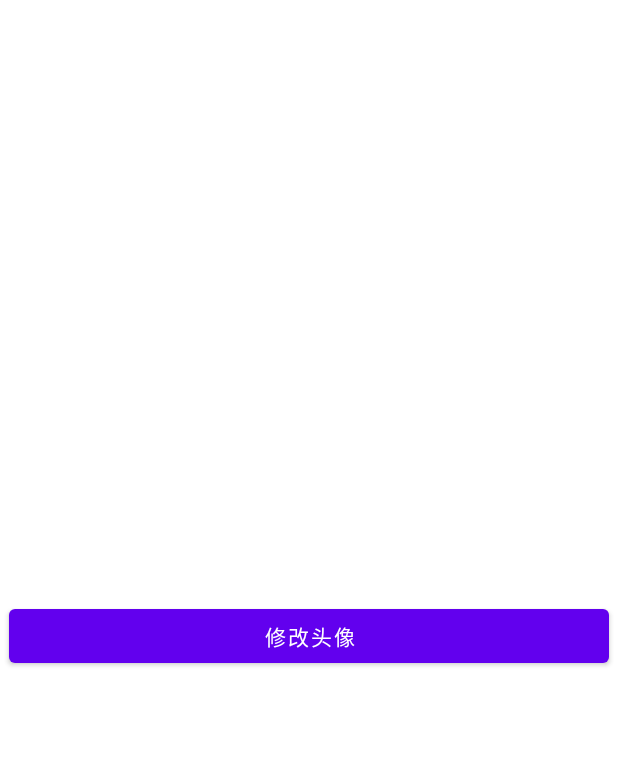
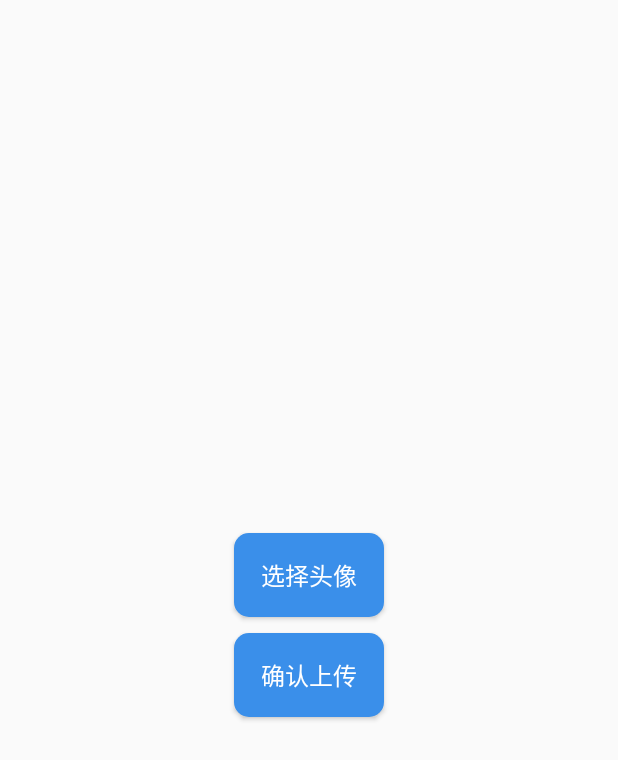
Before and after one commit to gaga666/android_test, an Android app: the ChangeAvatarActivity screen opened directly, with no data from a screen before it, on a phone screen of 412 x 824 dp. Shown: the top 760 px of the screen. Run offline under Robolectric (Android 15) with nearby library versions, the phone set to English and light mode, and no system bars; libraries missing offline, so code that uses them is left out: com.yalantis.ucrop; network calls fail; pictures from the network do not load.

Commit message:
Update: 更换头像

```diff
--- a/app/build.gradle
+++ b/app/build.gradle
@@ -93,4 +93,7 @@ dependencies {
     implementation 'org.apache.commons:commons-lang3:3.12.0'
 
     implementation 'com.github.wangfeng19930909:DragFloatingActionButton:1.0.1'
+
+    // uCrop: https://github.com/Yalantis/uCrop
+    implementation 'com.github.yalantis:ucrop:2.2.6'
 }
--- a/app/src/main/java/com/example/charge/changeavatar/ChangeAvatarActivity.java
+++ b/app/src/main/java/com/example/charge/changeavatar/ChangeAvatarActivity.java
@@ -1,21 +1,26 @@
 package com.example.charge.changeavatar;
 
-import android.annotation.SuppressLint;
+import android.Manifest;
 import android.content.ContentResolver;
+import android.content.DialogInterface;
 import android.content.Intent;
 import android.net.Uri;
 import android.os.Build;
 import android.os.Bundle;
 import android.os.FileUtils;
-import android.provider.MediaStore;
 import android.view.View;
 import android.webkit.MimeTypeMap;
-import android.widget.Button;
 import android.widget.ImageView;
 import android.widget.Toast;
 
+import androidx.activity.result.ActivityResult;
+import androidx.activity.result.ActivityResultCallback;
+import androidx.activity.result.ActivityResultLauncher;
+import androidx.activity.result.contract.ActivityResultContracts;
 import androidx.annotation.NonNull;
 import androidx.annotation.RequiresApi;
+import androidx.appcompat.app.AlertDialog;
+import androidx.core.content.FileProvider;
 
 import com.example.charge.BaseActivity;
 import com.example.charge.R;
@@ -26,6 +31,7 @@ import com.example.charge.api.exception.ApiException;
 import com.example.charge.api.model.dto.ImageInfo;
 import com.example.charge.api.model.dto.UserInfo;
 import com.example.charge.utils.LogUtils;
+import com.yalantis.ucrop.UCrop;
 
 import java.io.File;
 import java.io.FileOutputStream;
@@ -33,57 +39,153 @@ import java.io.IOException;
 import java.io.InputStream;
 
 public class ChangeAvatarActivity extends BaseActivity {
-    protected static final int CHOOSE_PICTURE = 0;
-    protected static final int TAKE_PICTURE = 1;
-    private static final int CROP_SMALL_PICTURE = 2;
+
     private static final String TAG = ChangeAvatarActivity.class.getName();
-    protected static Uri tempUri;
-    Button use_change;
-    ImageView use_image;
+
+    private ActivityResultLauncher<String> mReqPermissionLauncher;
+    private ActivityResultLauncher<String> mGetContentLauncher;
+    private ActivityResultLauncher<Uri> mTakePictureLauncher;
+    private ActivityResultLauncher<Intent> mStartActivityLauncher;
+
+    private File mCropCacheFile;
+    private File mCameraCacheFile;
+
+    private ImageView mAvatarIV;
 
     @Override
     protected void onCreate(Bundle savedInstanceState) {
         super.onCreate(savedInstanceState);
-        setContentView(R.layout.activity_uses_head);
-        use_image = findViewById(R.id.use_image);
-        use_change = findViewById(R.id.use_change);
-        use_change.setOnClickListener(new View.OnClickListener() {
+        setContentView(R.layout.activity_change_avatar);
+
+        mAvatarIV = findViewById(R.id.avatar_preview);
+        findViewById(R.id.select_avatar).setOnClickListener(new View.OnClickListener() {
+            @Override
+            public void onClick(View v) {
+                showChooseDialog();
+            }
+        });
+        findViewById(R.id.upload_avatar).setOnClickListener(new View.OnClickListener() {
+            @RequiresApi(api = Build.VERSION_CODES.Q)
             @Override
             public void onClick(View view) {
-//                 showChoosePicDialog(view);
-                Intent intent = new Intent(Intent.ACTION_PICK,null);
-                intent.setDataAndType(MediaStore.Images.Media.EXTERNAL_CONTENT_URI,"image/*");
-                startActivityForResult(intent, 2);
+                if (mCropCacheFile != null && mCropCacheFile.exists()) {
+                    uploadAvatar();
+                } else {
+                    Toast.makeText(ChangeAvatarActivity.this, "请先选择头像", Toast.LENGTH_SHORT).show();
+                }
             }
         });
+
+        mGetContentLauncher = registerForActivityResult(new ActivityResultContracts.GetContent(),
+                new ActivityResultCallback<Uri>() {
+                    @Override
+                    public void onActivityResult(Uri uri) {
+                        startUCrop(uri);
+                    }
+                });
+        mReqPermissionLauncher = registerForActivityResult(new ActivityResultContracts.RequestPermission(),
+                new ActivityResultCallback<Boolean>() {
+                    @Override
+                    public void onActivityResult(Boolean isGranted) {
+                        if (isGranted) {
+                            // 授权后打开相机拍照
+                            mCameraCacheFile = new File(getCacheDir(), "camera_cache_file.jpg");
+                            String authority = "com.example.charge.fileprovider";
+                            Uri uri = FileProvider.getUriForFile(ChangeAvatarActivity.this, authority, mCameraCacheFile);
+                            mTakePictureLauncher.launch(uri);
+                        }
+                    }
+                });
+        mTakePictureLauncher = registerForActivityResult(new ActivityResultContracts.TakePicture(),
+                new ActivityResultCallback<Boolean>() {
+                    @Override
+                    public void onActivityResult(Boolean success) {
+                        if (success) {
+                            String authority = "com.example.charge.fileprovider";
+                            Uri uri = FileProvider.getUriForFile(ChangeAvatarActivity.this, authority, mCameraCacheFile);
+                            startUCrop(uri);
+                        }
+                    }
+                });
+        mStartActivityLauncher = registerForActivityResult(new ActivityResultContracts.StartActivityForResult(),
+                new ActivityResultCallback<ActivityResult>() {
+                    @Override
+                    public void onActivityResult(ActivityResult result) {
+                        if (result.getResultCode() == RESULT_OK) {
+                            final Uri resultUri = UCrop.getOutput(result.getData());
+                            mAvatarIV.setImageURI(resultUri);
+                        } else if (result.getResultCode() == UCrop.RESULT_ERROR) {
+                            final Throwable cropError = UCrop.getError(result.getData());
+                        }
+                    }
+                });
     }
 
-    @RequiresApi(api = Build.VERSION_CODES.Q)
-    @SuppressLint("MissingSuperCall")
-    @Override
-    protected void onActivityResult(int requestCode, int resultCode, Intent data) {
-        if (requestCode == 2) {
-           if (data != null){
-               Uri uri = data.getData();
-               use_image.setImageURI(uri);
-               // 上传
-               changeAvatar(uri);
-           }
-        }
+    /**
+     * 裁剪图片: UCrop
+     * @param sourceUri
+     */
+    private void startUCrop(Uri sourceUri) {
+        ContentResolver contentResolver = getContentResolver();
+        String ext = MimeTypeMap.getSingleton().getExtensionFromMimeType(contentResolver.getType(sourceUri));
+        // cache file
+        String filename =
+                System.currentTimeMillis() + "_" + Math.round((Math.random() + 1) * 1000)
+                        + "." + ext;
+        mCropCacheFile = new File(getCacheDir(), filename);
+        String authority = "com.example.charge.fileprovider";
+        Uri destUri = FileProvider.getUriForFile(ChangeAvatarActivity.this, authority, mCropCacheFile);
+        Intent intent = UCrop.of(sourceUri, destUri)
+                .withAspectRatio(1, 1)
+                .withMaxResultSize(300, 300)
+                .getIntent(ChangeAvatarActivity.this);
+        mStartActivityLauncher.launch(intent);
+    }
+
+    private void chooseFromLocalContent() {
+        mGetContentLauncher.launch("image/*");
+    }
+
+    private void chooseFromTakePicture() {
+        mReqPermissionLauncher.launch(Manifest.permission.CAMERA);
+    }
+
+    /**
+     * 显示修改头像的对话框
+     */
+    public void showChooseDialog() {
+        AlertDialog.Builder builder = new AlertDialog.Builder(this);
+        builder.setTitle("设置头像");
+        String[] items = { "选择本地照片", "拍照" };
+        builder.setNegativeButton("取消", null);
+        builder.setItems(items, new DialogInterface.OnClickListener() {
+            @Override
+            public void onClick(DialogInterface dialog, int which) {
+                switch (which) {
+                    case 0: // 选择本地照片
+                        chooseFromLocalContent();
+                        break;
+                    case 1: // 拍照
+                        chooseFromTakePicture();
+                        break;
+                }
+            }
+        });
+        builder.create().show();
     }
 
     /**
      * 上传图片
-     * @param uri
+     * @param
      */
     @RequiresApi(api = Build.VERSION_CODES.Q)
-    private void changeAvatar(Uri uri) {
-        File file = uriToFile(uri);
-        Api.changeAvatar(file, new ApiDataCallback<ImageInfo>() {
+    private void uploadAvatar() {
+        Api.changeAvatar(mCropCacheFile, new ApiDataCallback<ImageInfo>() {
             @Override
             public void onSuccess(@NonNull ImageInfo data) {
                 runOnUiThread(() -> {
                     Toast.makeText(ChangeAvatarActivity.this, "上传成功", Toast.LENGTH_SHORT).show();
+                    finish();
                 });
                 UserInfo newUserInfo = new UserInfo()
                         .setAvatar(data.getImageUrl())
@@ -91,8 +193,6 @@ public class ChangeAvatarActivity extends BaseActivity {
                         .setUsername(UserInfoManager.getInstance().getUsername())
                         .setUid(UserInfoManager.getInstance().getUid());
                 UserInfoManager.getInstance().updateInfo(newUserInfo);
-                // 删除缓存文件
-                file.delete();
             }
             @Override
             public void onFailure(int errCode, @NonNull String errMsg) {
@@ -100,20 +200,31 @@ public class ChangeAvatarActivity extends BaseActivity {
                 LogUtils.e(TAG, "changeAvatar().onFailure: " + log);
                 runOnUiThread(() -> {
                     Toast.makeText(ChangeAvatarActivity.this, log, Toast.LENGTH_SHORT).show();
+                    finish();
                 });
-                // 删除缓存文件
-                file.delete();
             }
             @Override
             public void onException(@NonNull ApiException e) {
                 LogUtils.e(TAG, "changeAvatar().onException: e -> " + e);
                 runOnUiThread(() -> {
                     Toast.makeText(ChangeAvatarActivity.this, "上传失败", Toast.LENGTH_SHORT).show();
+                    finish();
                 });
-                // 删除缓存文件
-                file.delete();
             }
         });
+    }
+
+    @Override
+    protected void onDestroy() {
+        super.onDestroy();
+        // 删除缓存文件
+        if (mCropCacheFile != null) {
+            mCropCacheFile.delete();
+        }
+        if (mCameraCacheFile != null) {
+            mCameraCacheFile.delete();
+        }
+        LogUtils.d(TAG, "删除缓存文件");
     }
 
     /**
@@ -153,33 +264,7 @@ public class ChangeAvatarActivity extends BaseActivity {
     }
 }
 
-//    /**
-//     * 显示修改头像的对话框
-//     */
-//    public void showChoosePicDialog(View v) {
-//        AlertDialog.Builder builder = new AlertDialog.Builder(this);
-//        builder.setTitle("设置头像");
-//        String[] items = { "选择本地照片", "拍照" };
-//        builder.setNegativeButton("取消", null);
-//        builder.setItems(items, new DialogInterface.OnClickListener() {
-//
-//            @Override
-//            public void onClick(DialogInterface dialog, int which) {
-//                switch (which) {
-//                    case CHOOSE_PICTURE: // 选择本地照片
-//                        Intent openAlbumIntent = new Intent(
-//                                Intent.ACTION_GET_CONTENT);
-//                        openAlbumIntent.setType("image/*");
-//                        startActivityForResult(openAlbumIntent, CHOOSE_PICTURE);
-//                        break;
-//                    case TAKE_PICTURE: // 拍照
-//                        takePicture();
-//                        break;
-//                }
-//            }
-//        });
-//        builder.create().show();
-//    }
+
 //
 //    private void takePicture() {
 //        String[] permissions = {Manifest.permission.WRITE_EXTERNAL_STORAGE};
--- /dev/null
+++ b/app/src/main/res/drawable/btn_normal.xml
@@ -0,0 +1,10 @@
+<?xml version="1.0" encoding="utf-8"?>
+<shape xmlns:android="http://schemas.android.com/apk/res/android"
+    android:shape="rectangle">
+
+    <!-- 圆角的半径 -->
+    <corners android:radius="10dp"/>
+
+    <!-- 填充颜色 -->
+    <solid android:color="#3a8fea"/>
+</shape>
--- /dev/null
+++ b/app/src/main/res/drawable/btn_pressed.xml
@@ -0,0 +1,11 @@
+<?xml version="1.0" encoding="utf-8"?>
+<shape xmlns:android="http://schemas.android.com/apk/res/android"
+    android:shape="rectangle">
+
+    <!-- 圆角的半径 -->
+    <corners android:radius="10dp"/>
+
+    <!-- 填充颜色 -->
+    <solid android:color="#0662f5"/>
+
+</shape>
--- /dev/null
+++ b/app/src/main/res/drawable/btn_selector.xml
@@ -0,0 +1,10 @@
+<?xml version="1.0" encoding="utf-8"?>
+<selector xmlns:android="http://schemas.android.com/apk/res/android">
+
+    <!-- 正常状态 -->
+    <item android:drawable="@drawable/btn_normal" android:state_pressed="false"/>
+
+    <!-- 按下状态 -->
+    <item android:drawable="@drawable/btn_pressed" android:state_pressed="true"/>
+
+</selector>
--- /dev/null
+++ b/app/src/main/res/layout/activity_change_avatar.xml
@@ -0,0 +1,42 @@
+<?xml version="1.0" encoding="utf-8"?>
+<androidx.appcompat.widget.LinearLayoutCompat xmlns:android="http://schemas.android.com/apk/res/android"
+    xmlns:tools="http://schemas.android.com/tools"
+    android:layout_width="match_parent"
+    android:layout_height="match_parent"
+    android:orientation="vertical"
+    tools:context=".changeavatar.ChangeAvatarActivity">
+
+
+    <ImageView
+        android:id="@+id/avatar_preview"
+        android:layout_width="150dp"
+        android:layout_height="150dp"
+        android:layout_gravity="center"
+        android:layout_centerHorizontal="true"
+        android:layout_marginVertical="100dp" />
+
+    <Button
+        android:id="@+id/select_avatar"
+        android:background="@drawable/btn_selector"
+        android:layout_marginVertical="5dp"
+        android:layout_width="100dp"
+        android:layout_height="56dp"
+        android:layout_gravity="center"
+        android:layout_centerHorizontal="true"
+        android:text="选择头像"
+        android:textSize="16sp"
+        android:textColor="@color/white" />
+
+    <Button
+        android:id="@+id/upload_avatar"
+        android:background="@drawable/btn_selector"
+        android:layout_marginVertical="5dp"
+        android:layout_width="100dp"
+        android:layout_height="56dp"
+        android:layout_gravity="center"
+        android:layout_centerHorizontal="true"
+        android:text="确认上传"
+        android:textSize="16sp"
+        android:textColor="@color/white"/>
+
+</androidx.appcompat.widget.LinearLayoutCompat>
--- a/app/src/main/res/layout/activity_uses_head.xml
+++ /dev/null
@@ -1,36 +0,0 @@
-<?xml version="1.0" encoding="utf-8"?>
-<RelativeLayout
-    xmlns:android="http://schemas.android.com/apk/res/android"
-    xmlns:app="http://schemas.android.com/apk/res-auto"
-    xmlns:tools="http://schemas.android.com/tools"
-    android:layout_width="match_parent"
-    android:layout_height="match_parent"
-
-    tools:context=".changeavatar.ChangeAvatarActivity">
-
-
-    <Button
-        android:id="@+id/use_change"
-        android:layout_width="400dp"
-        android:layout_height="wrap_content"
-        android:layout_marginTop="400dp"
-        android:layout_centerHorizontal="true"
-        android:text="修改头像"
-        tools:ignore="MissingConstraints" />
-<!--    <Button-->
-<!--        android:id="@+id/use_camera"-->
-<!--        android:layout_width="400dp"-->
-<!--        android:layout_height="wrap_content"-->
-<!--        android:layout_marginTop="450dp"-->
-<!--        android:layout_centerHorizontal="true"-->
-<!--        android:text="拍照"/>-->
-
-        <ImageView
-            android:id="@+id/use_image"
-            android:layout_width="200dp"
-            android:layout_height="200dp"
-            android:layout_centerHorizontal="true"
-            android:layout_marginTop="100dp"
-            android:layout_marginBottom="150dp" />
-
-</RelativeLayout>
--- a/app/src/main/res/values-night/themes.xml
+++ b/app/src/main/res/values-night/themes.xml
@@ -1,6 +1,6 @@
 <resources xmlns:tools="http://schemas.android.com/tools">
     <!-- Base application theme. -->
-    <style name="Theme.Charge" parent="Theme.MaterialComponents.DayNight.DarkActionBar">
+    <style name="Theme.Charge" parent="Theme.MaterialComponents.DayNight.NoActionBar.Bridge">
         <!-- Primary brand color. -->
         <item name="colorPrimary">@color/purple_200</item>
         <item name="colorPrimaryVariant">@color/purple_700</item>
--- a/app/src/main/res/values/themes.xml
+++ b/app/src/main/res/values/themes.xml
@@ -1,6 +1,6 @@
 <resources xmlns:tools="http://schemas.android.com/tools">
     <!-- Base application theme. -->
-    <style name="Theme.Charge" parent="Theme.MaterialComponents.DayNight.NoActionBar">
+    <style name="Theme.Charge" parent="Theme.MaterialComponents.DayNight.NoActionBar.Bridge">
         <!-- Primary brand color. -->
         <item name="colorPrimary">@color/purple_500</item>
         <item name="colorPrimaryVariant">@color/purple_700</item>
--- /dev/null
+++ b/app/src/main/res/xml/filepaths.xml
@@ -0,0 +1,5 @@
+<?xml version="1.0" encoding="utf-8"?>
+<paths>
+    <root-path name="/" path="." />
+    <files-path path="images/" name="images" />
+</paths>
```
Also changed, not shown: app/src/main/AndroidManifest.xml (+14 -0 lines).
